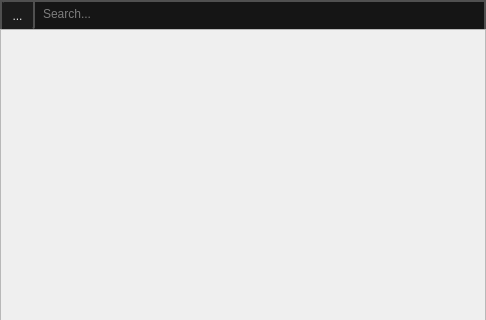
First picture: the form in popup_menu/popup_menu.ui, repository dertwist/Hammer5Tools, before the edit; both pictures show x 0 to 486 and y 0 to 320 of the 486 by 803 pixel window.
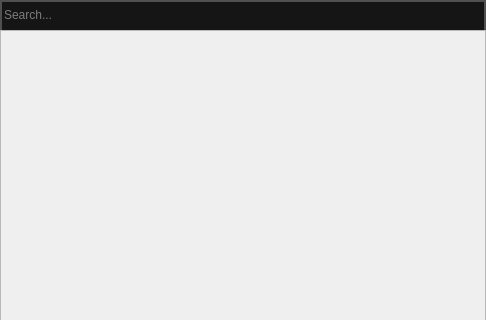
Second picture: the form after the edit. Icons and pictures are not drawn.

Commit message: Popup menu integrated to soundevent_editor_main.py

```diff
--- a/popup_menu/popup_menu.ui
+++ b/popup_menu/popup_menu.ui
@@ -37,6 +37,12 @@
    </property>
    <item>
     <widget class="QWidget" name="horizontalWidget" native="true">
+     <property name="minimumSize">
+      <size>
+       <width>0</width>
+       <height>30</height>
+      </size>
+     </property>
      <property name="maximumSize">
       <size>
        <width>16777215</width>
@@ -69,71 +75,6 @@
       <property name="bottomMargin">
        <number>0</number>
       </property>
-      <item>
-       <widget class="QToolButton" name="toolButton_2">
-        <property name="enabled">
-         <bool>false</bool>
-        </property>
-        <property name="styleSheet">
-         <string notr="true">QToolButton {
-    font: 700 10pt &quot;Segoe UI&quot;;
-    border: 2px solid black;
-	border-bottom: 0px solid black;
-	border-left: 0px solid black;
-    border-radius: 2px;
-    border-color: rgba(80, 80, 80, 255);
-    height:16px;
-	width:16px;
-    padding: 4px;
-    padding-left: 6px;
-    padding-right: 6px;
-    color: #E3E3E3;
-    background-color: #1C1C1C;
-}
-QToolButton:hover {
-    background-color: #414956;
-    color: white;
-}
-QToolButton:pressed {
-    background-color: #1C1C1C;
-    padding: 4px;
-    padding-left: 6px;
-    padding-right: 6px;
-    height:16px;
-	width:16px;
-    margin:  0px;
-    margin-left: 0px;
-    margin-right: 0px;
-	font: 700 10pt &quot;Sego&quot;;
-
-}
-
-</string>
-        </property>
-        <property name="text">
-         <string>...</string>
-        </property>
-        <property name="icon">
-         <iconset resource="../resources.qrc">
-          <normaloff>:/icons/search_24dp_9D9D9D_FILL0_wght400_GRAD0_opsz24.svg</normaloff>:/icons/search_24dp_9D9D9D_FILL0_wght400_GRAD0_opsz24.svg</iconset>
-        </property>
-        <property name="iconSize">
-         <size>
-          <width>20</width>
-          <height>20</height>
-         </size>
-        </property>
-        <property name="checkable">
-         <bool>false</bool>
-        </property>
-        <property name="checked">
-         <bool>false</bool>
-        </property>
-        <property name="popupMode">
-         <enum>QToolButton::DelayedPopup</enum>
-        </property>
-       </widget>
-      </item>
       <item>
        <widget class="QLineEdit" name="lineEdit">
         <property name="styleSheet">
@@ -184,7 +125,7 @@
         <x>0</x>
         <y>0</y>
         <width>484</width>
-        <height>772</height>
+        <height>771</height>
        </rect>
       </property>
       <property name="styleSheet">
```
Left out of the diff: 4 changed lines with no effect on the pictures. The commit also changes 4 other files.
